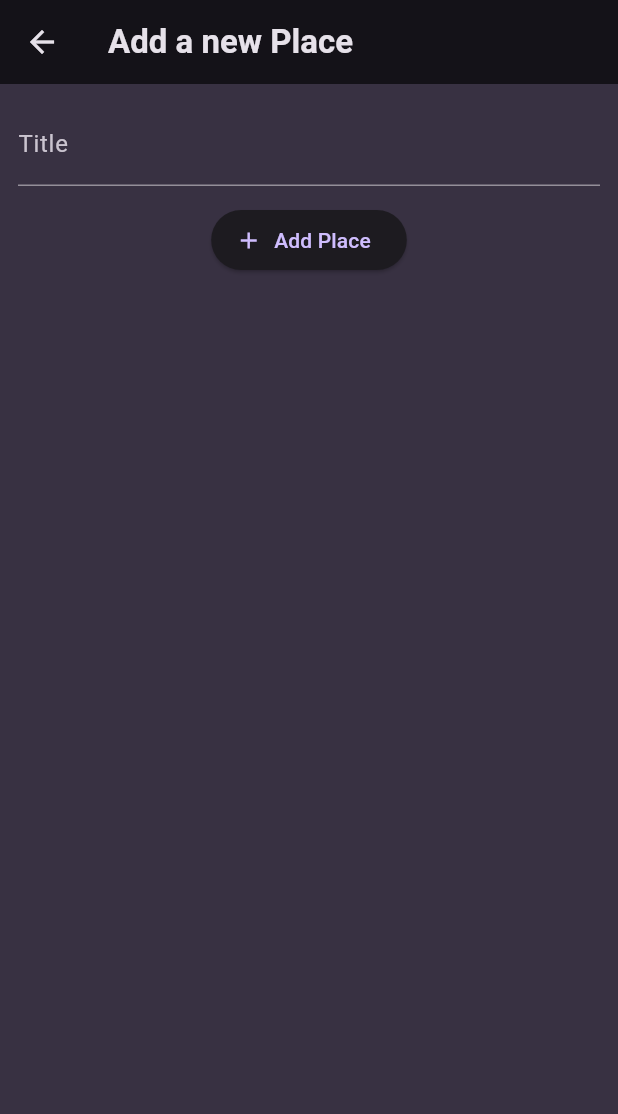
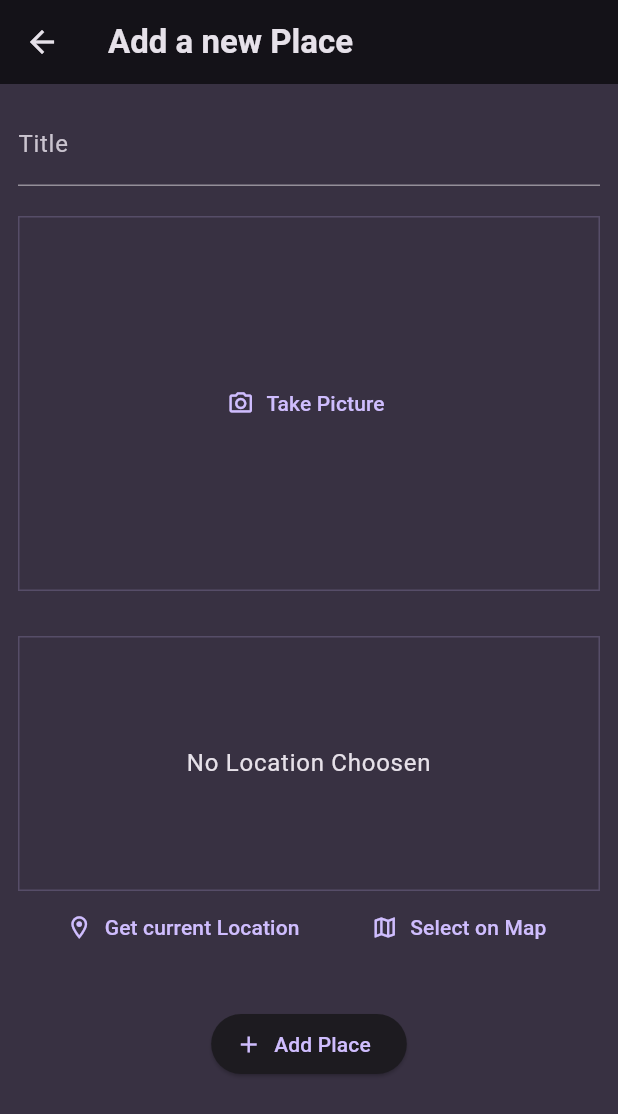
Before and after one commit to Aviral23Sri/FAVORITE-PLACES-APP, a Flutter app: the AddPlaceScreen screen opened directly, on a phone screen of 412 x 824 dp. Shown: the top 1114 px of the screen. Run offline on Flutter 3.47's test engine with Material 3 defaults, Android fonts, the phone set to English and light mode, and no system bars; our stand-ins replace flutter_riverpod, google_fonts, image_picker.

Commit message:
Added a functionality to add take a picture and store it for preview , installed location package to get the users location , updated the setting. gradle file in order to avoid the gradle error , added a extra image variable in a data model => Used Riverpod for state managment to get the image file from the stacked screen to the parent screen => Added a Location input widget ETC......

```diff
--- a/lib/models/place.dart
+++ b/lib/models/place.dart
@@ -1,12 +1,12 @@
 import 'package:uuid/uuid.dart';
+import 'dart:io';
 
 const uuid = Uuid();
 
 class Place {
-  Place({required this.title}) : id = uuid.v4();
+  Place({required this.title, required this.image}) : id = uuid.v4();
 
-
-  String id;
-  String title;
-
+  final String id;
+  final String title;
+  final File image;
 }
--- a/lib/screen/add_place.dart
+++ b/lib/screen/add_place.dart
@@ -1,14 +1,33 @@
+import 'dart:io';
+
+import 'package:favorite_places/providers/user_places.dart';
+import 'package:favorite_places/widgets/image_input.dart';
+import 'package:favorite_places/widgets/location_input.dart';
 import 'package:flutter/material.dart';
+import 'package:flutter_riverpod/flutter_riverpod.dart';
 
-class AddPlaceScreen extends StatefulWidget {
+class AddPlaceScreen extends ConsumerStatefulWidget {
   const AddPlaceScreen({super.key});
 
   @override
-  State<AddPlaceScreen> createState() => _AddPlaceScreenState();
+  ConsumerState<AddPlaceScreen> createState() => _AddPlaceScreenState();
 }
 
-class _AddPlaceScreenState extends State<AddPlaceScreen> {
+class _AddPlaceScreenState extends ConsumerState<AddPlaceScreen> {
   final _titleController = TextEditingController();
+  File? _selectedImage;
+
+  void _savePlace() {
+    final enteredTitle = _titleController.text;
+
+    if (enteredTitle.isEmpty || _selectedImage == null) {
+      return;
+    }
+
+    ref.read(userPlacesProvider.notifier).addPlace(enteredTitle, _selectedImage!);
+    Navigator.of(context).pop();
+  }
+
   @override
   void dispose() {
     _titleController.dispose();
@@ -28,18 +47,25 @@ class _AddPlaceScreenState extends State<AddPlaceScreen> {
             TextField(
               decoration: const InputDecoration(
                 labelText: 'Title',
-
               ),
-              style: TextStyle(color: Theme.of(context).colorScheme.onBackground),
+              style:
+                  TextStyle(color: Theme.of(context).colorScheme.onBackground),
               controller: _titleController,
             ),
-            const SizedBox(
-              height: 12,
+            const SizedBox(height: 20),
+            ImageInput(
+              onPickImage: (image) {
+                _selectedImage = image;
+              },
             ),
-            ElevatedButton.icon( //vsvs
-              onPressed: () {},
-              icon: Icon(Icons.add),
-              label: Text('Add Place'),
+            const SizedBox(height: 30),
+            LocationInput(),
+            const SizedBox(height: 30),
+            ElevatedButton.icon(
+              //vsvs
+              onPressed: _savePlace,
+              icon: const Icon(Icons.add),
+              label: const Text('Add Place'),
             ),
           ],
         ),
--- a/lib/screen/places_detail.dart
+++ /dev/null
@@ -1 +0,0 @@
-import 'package:flutter/material.dart';
--- /dev/null
+++ b/lib/widgets/image_input.dart
@@ -0,0 +1,66 @@
+import 'package:flutter/material.dart';
+import 'package:image_picker/image_picker.dart';
+import 'dart:io';
+
+class ImageInput extends StatefulWidget {
+  const ImageInput({super.key, required this.onPickImage});
+
+  final void Function(File image) onPickImage;
+
+  @override
+  State<StatefulWidget> createState() {
+    return _ImageInputState();
+  }
+}
+
+class _ImageInputState extends State<ImageInput> {
+  File? _selectedImage;
+
+  void _takePicture() async {
+    final imagePicker = ImagePicker();
+    final pickedImage =
+        await imagePicker.pickImage(source: ImageSource.camera, maxWidth: 600);
+
+    if (pickedImage == null) {
+      return;
+    }
+    setState(() {
+      _selectedImage = File(pickedImage.path);
+    });
+
+    widget.onPickImage(_selectedImage!);
+  }
+
+  @override
+  Widget build(BuildContext context) {
+    Widget content = TextButton.icon(
+      onPressed: _takePicture,
+      icon: const Icon(Icons.camera_alt_outlined),
+      label: const Text('Take Picture'),
+    );
+
+    if (_selectedImage != null) {
+      content = GestureDetector(
+        onTap: _takePicture,
+        child: Image.file(
+          _selectedImage!,
+          fit: BoxFit.cover,
+          width: double.infinity,
+        ),
+      );
+    }
+
+    return Container(
+      decoration: BoxDecoration(
+        border: Border.all(
+          width: 1,
+          color: Theme.of(context).colorScheme.primary.withOpacity(0.2),
+        ),
+      ),
+      height: 250,
+      width: double.infinity,
+      alignment: Alignment.center,
+      child: content,
+    );
+  }
+}
--- /dev/null
+++ b/lib/widgets/location_input.dart
@@ -0,0 +1,54 @@
+import 'package:flutter/material.dart';
+import 'package:flutter/widgets.dart';
+
+class LocationInput extends StatefulWidget {
+  const LocationInput({super.key});
+
+  @override
+  State<LocationInput> createState() {
+    return _LoactionInputState();
+  }
+}
+
+class _LoactionInputState extends State<LocationInput> {
+  @override
+  Widget build(BuildContext context) {
+    return Column(
+      children: [
+        Container(
+          alignment: Alignment.center,
+          height: 170,
+          width: double.infinity,
+          decoration: BoxDecoration(
+            border: Border.all(
+              width: 1,
+              color: Theme.of(context).colorScheme.primary.withOpacity(0.2),
+            ),
+          ),
+          child: Text(
+            'No Location Choosen',
+            textAlign: TextAlign.center,
+            style: Theme.of(context).textTheme.bodyLarge!.copyWith(
+                  color: Theme.of(context).colorScheme.onBackground,
+                ),
+          ),
+        ),
+        Row(
+          mainAxisAlignment: MainAxisAlignment.spaceEvenly,
+          children: [
+            TextButton.icon(
+              label: const Text('Get current Location'),
+              onPressed: () {},
+              icon: const Icon(Icons.location_on_outlined),
+            ),
+            TextButton.icon(
+              label: const Text('Select on Map'),
+              onPressed: () {},
+              icon: const Icon(Icons.map_outlined),
+            ),
+          ],
+        ),
+      ],
+    );
+  }
+}
--- a/pubspec.yaml
+++ b/pubspec.yaml
@@ -38,6 +38,8 @@ dependencies:
   google_fonts: ^6.2.1
   uuid: ^4.5.0
   flutter_riverpod: ^2.5.1
+  image_picker: ^1.1.2
+  location: ^6.0.2
 
 dev_dependencies:
   flutter_test:
```
Also changed, not shown: lib/providers/user_places.dart (+4 -3 lines), lib/screen/place_detail.dart (added, +29 -0 lines), lib/screen/places.dart (+20 -13 lines), lib/widgets/places_list.dart (+17 -2 lines), pubspec.lock, 8 other files.
